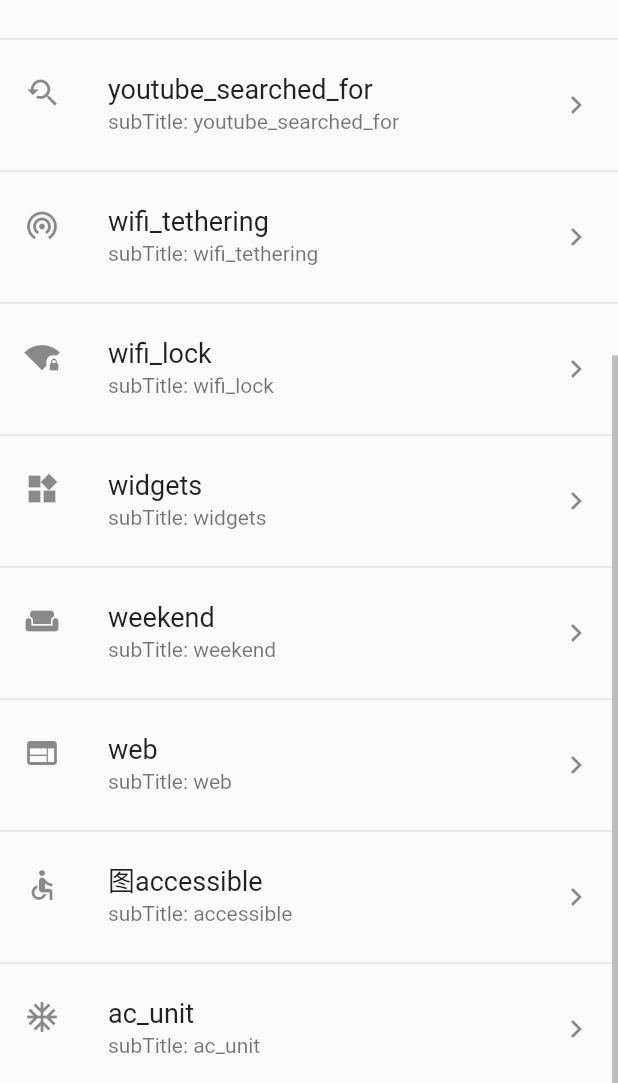
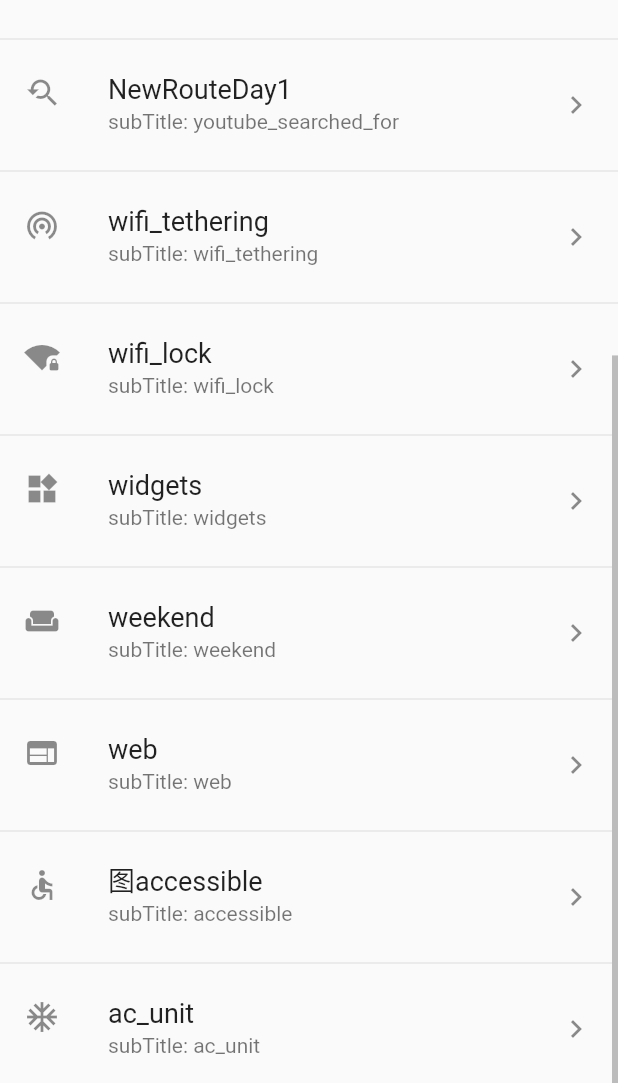
Before and after one commit to ichtj/flutter_app_test_demo, a Flutter app: the screen it shows after launch, scrolled down 452 dp, on a phone screen of 412 x 824 dp, the part 153-1236 px from its top. Run offline on Flutter 3.47's test engine with Material 2 defaults, Android fonts, the phone set to English and light mode, and no system bars; our stand-ins replace toast.

Commit message:
upload some example

```diff
--- a/lib/main.dart
+++ b/lib/main.dart
@@ -5,6 +5,8 @@ import 'package:flutter_app_test_demo/grid_view/index.dart';
 import 'package:flutter_app_test_demo/grid_view/gridviewpage.dart';
 import 'package:flutter_app_test_demo/list_view/index.dart';
 import 'package:flutter_app_test_demo/sliver_widgets/index.dart';
+import 'package:flutter_app_test_demo/studys/day1/route_callback_param.dart';
+import 'package:flutter_app_test_demo/studys/day1/route_send_param.dart';
 
 // 我是入口，类似于java中的 static main()
 void main() => runApp(MyApp());
@@ -16,28 +18,26 @@ class MyApp extends StatelessWidget {
   Widget build(BuildContext context) {
     //返回给你一个MaterialApp，至于内部还有啥，看参数
     return MaterialApp(
+      //应用名称
       title: 'Flutter Demo',
       theme: ThemeData(
-        // This is the theme of your application.
-        //
-        // Try running your application with "flutter run". You'll see the
-        // application has a blue toolbar. Then, without quitting the app, try
-        // changing the primarySwatch below to Colors.green and then invoke
-        // "hot reload" (press "r" in the console where you ran "flutter run",
-        // or simply save your changes to "hot reload" in a Flutter IDE).
-        // Notice that the counter didn't reset back to zero; the application
-        // is not restarted.
         primarySwatch: Colors.blue, //title的背景颜色
       ),
+      routes: {
+        //这里是注册路由表
+        "route_send":(context)=>RouteSendParamPage(),//路由跳转并带参数
+        "route_callback":(context)=>RouteCallBackParmPage(),//路由跳转并带返回值
+      },
       // 这个Widget是我们自定义的
-      home: SecondPage(title: 'Flutter Demos'), //设置Title
+      home: HomePage(title: 'Flutter Demos'), //设置Title
     );
   }
 }
 
 //listView使用 及点击效果
-class SecondPage extends StatefulWidget {
-  SecondPage({Key key, this.title}) : super(key: key);
+//StatefulWidget类本身是不变的
+class HomePage extends StatefulWidget {
+  HomePage({Key key, this.title}) : super(key: key);
 
   // This widget is the home page of your application. It is stateful, meaning
   // that it has a State object (defined below) that contains fields that affect
@@ -51,10 +51,11 @@ class SecondPage extends StatefulWidget {
   final String title;
 
   @override
-  _SecondPageState createState() => _SecondPageState();
+  _HomePageState createState() => _HomePageState();
 }
 
-class _SecondPageState extends State<SecondPage> {
+//State类中持有的状态在widget生命周期中可能改变
+class _HomePageState extends State<HomePage> {
   @override
   Widget build(BuildContext context) {
     List<Widget> _list = new List();
@@ -67,9 +68,11 @@ class _SecondPageState extends State<SecondPage> {
         ListTile.divideTiles(context: context, tiles: _list).toList();
 
     return new Scaffold(
+      //导航栏
       appBar: new AppBar(
         title: new Text('Flutter ListView'),
       ),
+      //body:new Center将其子组件树对齐到屏幕中心
       body: new Scrollbar(
         // 默认写法
 //         child: new ListView(
@@ -153,23 +156,8 @@ class _SecondPageState extends State<SecondPage> {
               return SliverWidgetsDemo();
             }));
             break;
-
-          default:
-            showDialog(
-              context: context,
-              builder: (BuildContext context) {
-                return new AlertDialog(
-                  title: new Text(
-                    'ListViewAlert',
-                    style: new TextStyle(
-                      color: Colors.black54,
-                      fontSize: 18.0,
-                    ),
-                  ),
-                  content: new Text('您选择的item内容为:$titleItem'),
-                );
-              },
-            );
+          case "NewRouteDay1"://路由跳转
+          Navigator.pushNamed(context, "route_send");
             break;
         }
       },
@@ -190,7 +178,7 @@ class _SecondPageState extends State<SecondPage> {
     'BasicWidgetsDemo',
     'CustomIconsDemo',
     'SliverWidgetsDemo',
-    'youtube_searched_for',
+    'NewRouteDay1',
     'wifi_tethering',
     'wifi_lock',
     'widgets',
```
Also changed, not shown: lib/studys/day1/route_callback_param.dart (added, +28 -0 lines), lib/studys/day1/route_send_param.dart (added, +26 -0 lines), pubspec.yaml (+6 -1 lines), 1 other file.
